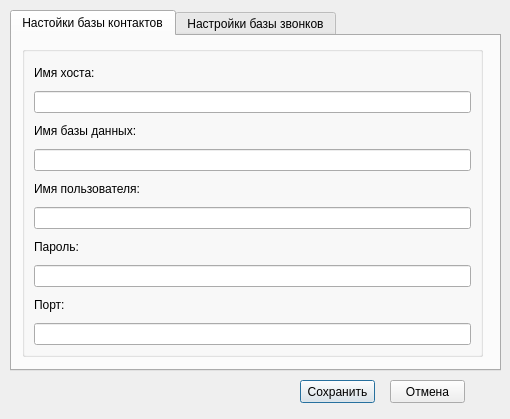
First picture: the form in DatabasesConnectDialog.ui, repository okostynchuk/Outcall, before the edit.
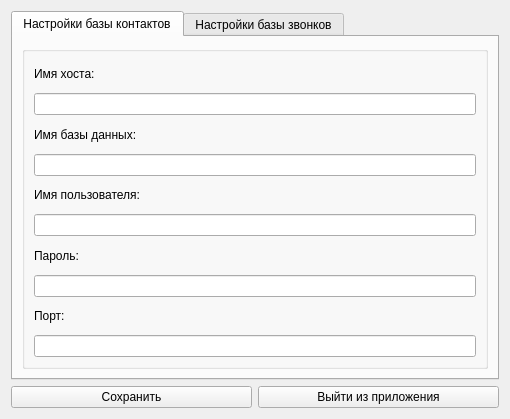
Second picture: the form after the edit. The open tabs and pages were chosen to show the change.

Commit message: Подключение к базам и изменные настройки

Diff of the .ui file:
```diff
--- a/DatabasesConnectDialog.ui
+++ b/DatabasesConnectDialog.ui
@@ -13,31 +13,22 @@
   <property name="windowTitle">
    <string>Dialog</string>
   </property>
+  <layout class="QGridLayout" name="gridLayout">
+   <item row="0" column="0" colspan="2">
   <widget class="QTabWidget" name="tabWidget_2">
-   <property name="geometry">
-    <rect>
-     <x>10</x>
-     <y>10</y>
-     <width>491</width>
-     <height>361</height>
-    </rect>
+     <property name="focusPolicy">
+      <enum>Qt::ClickFocus</enum>
    </property>
    <property name="currentIndex">
-    <number>1</number>
+      <number>0</number>
    </property>
    <widget class="QWidget" name="tab_2">
     <attribute name="title">
-     <string>Настойки базы контактов</string>
-    </attribute>
+       <string>Настройки базы контактов</string>
+      </attribute>
+      <layout class="QGridLayout" name="gridLayout_3">
+       <item row="0" column="0">
     <widget class="QGroupBox" name="groupBox_3">
-     <property name="geometry">
-      <rect>
-       <x>10</x>
-       <y>10</y>
-       <width>461</width>
-       <height>311</height>
-      </rect>
-     </property>
      <property name="title">
       <string/>
      </property>
@@ -71,8 +62,11 @@
       </item>
       <item>
        <widget class="QLineEdit" name="userName_1">
+            <property name="inputMethodHints">
+             <set>Qt::ImhNone</set>
+            </property>
         <property name="echoMode">
-         <enum>QLineEdit::Password</enum>
+             <enum>QLineEdit::Normal</enum>
         </property>
        </widget>
       </item>
@@ -85,9 +79,15 @@
       </item>
       <item>
        <widget class="QLineEdit" name="password_1">
+            <property name="inputMethodHints">
+             <set>Qt::ImhHiddenText|Qt::ImhNoAutoUppercase|Qt::ImhNoPredictiveText|Qt::ImhSensitiveData</set>
+            </property>
         <property name="text">
          <string/>
         </property>
+            <property name="echoMode">
+             <enum>QLineEdit::Password</enum>
+            </property>
        </widget>
       </item>
       <item>
@@ -102,20 +102,16 @@
       </item>
      </layout>
     </widget>
+       </item>
+      </layout>
    </widget>
    <widget class="QWidget" name="tab_3">
     <attribute name="title">
      <string>Настройки базы звонков</string>
     </attribute>
+      <layout class="QGridLayout" name="gridLayout_2">
+       <item row="0" column="0">
     <widget class="QGroupBox" name="groupBox_4">
-     <property name="geometry">
-      <rect>
-       <x>10</x>
-       <y>10</y>
-       <width>461</width>
-       <height>311</height>
-      </rect>
-     </property>
      <property name="title">
       <string/>
      </property>
@@ -149,8 +145,11 @@
       </item>
       <item>
        <widget class="QLineEdit" name="userName_2">
+            <property name="inputMethodHints">
+             <set>Qt::ImhNone</set>
+            </property>
         <property name="echoMode">
-         <enum>QLineEdit::Password</enum>
+             <enum>QLineEdit::Normal</enum>
         </property>
        </widget>
       </item>
@@ -163,9 +162,15 @@
       </item>
       <item>
        <widget class="QLineEdit" name="password_2">
+            <property name="inputMethodHints">
+             <set>Qt::ImhHiddenText|Qt::ImhNoAutoUppercase|Qt::ImhNoPredictiveText|Qt::ImhSensitiveData</set>
+            </property>
         <property name="text">
          <string/>
         </property>
+            <property name="echoMode">
+             <enum>QLineEdit::Password</enum>
+            </property>
        </widget>
       </item>
       <item>
@@ -180,34 +185,32 @@
       </item>
      </layout>
     </widget>
-   </widget>
-  </widget>
+       </item>
+      </layout>
+     </widget>
+    </widget>
+   </item>
+   <item row="1" column="1">
+    <widget class="QPushButton" name="closeButton">
+     <property name="focusPolicy">
+      <enum>Qt::NoFocus</enum>
+     </property>
+     <property name="text">
+      <string>Выйти из приложения</string>
+     </property>
+    </widget>
+   </item>
+   <item row="1" column="0">
   <widget class="QPushButton" name="saveButton">
-   <property name="geometry">
-    <rect>
-     <x>300</x>
-     <y>380</y>
-     <width>75</width>
-     <height>23</height>
-    </rect>
+     <property name="focusPolicy">
+      <enum>Qt::NoFocus</enum>
    </property>
    <property name="text">
     <string>Сохранить</string>
    </property>
   </widget>
-  <widget class="QPushButton" name="closeButton">
-   <property name="geometry">
-    <rect>
-     <x>390</x>
-     <y>380</y>
-     <width>75</width>
-     <height>23</height>
-    </rect>
-   </property>
-   <property name="text">
-    <string>Отмена</string>
-   </property>
-  </widget>
+   </item>
+  </layout>
  </widget>
  <resources/>
  <connections/>
```
Lines whose indentation alone changed are shown as unchanged. The commit also changes 5 other files.
